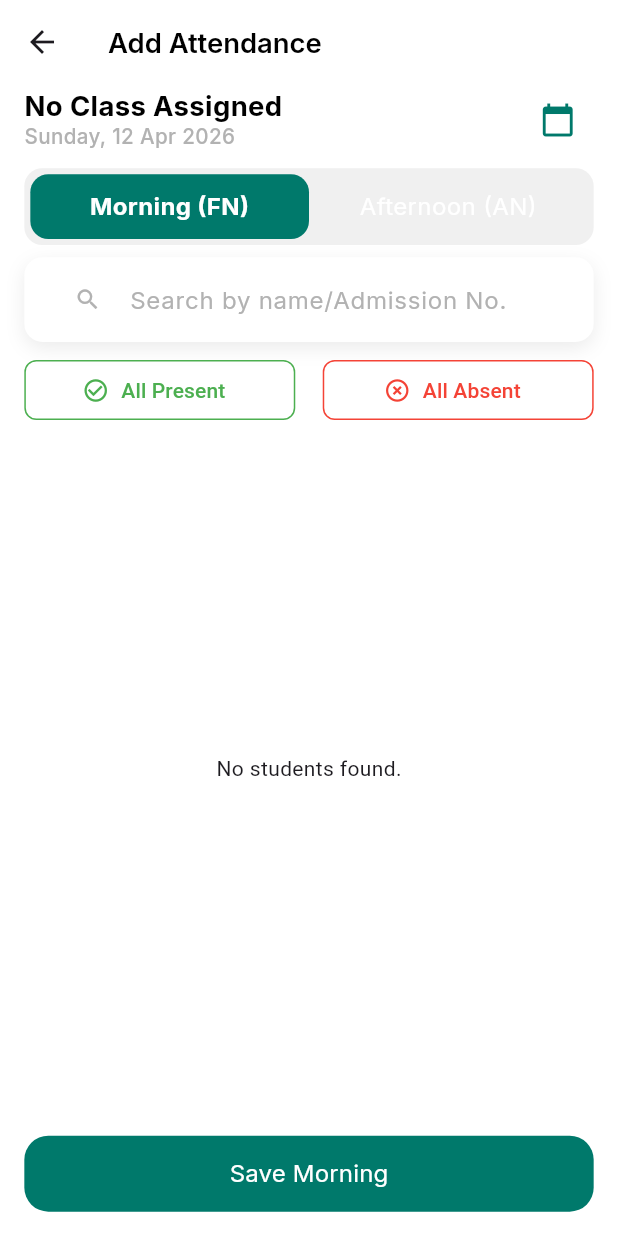
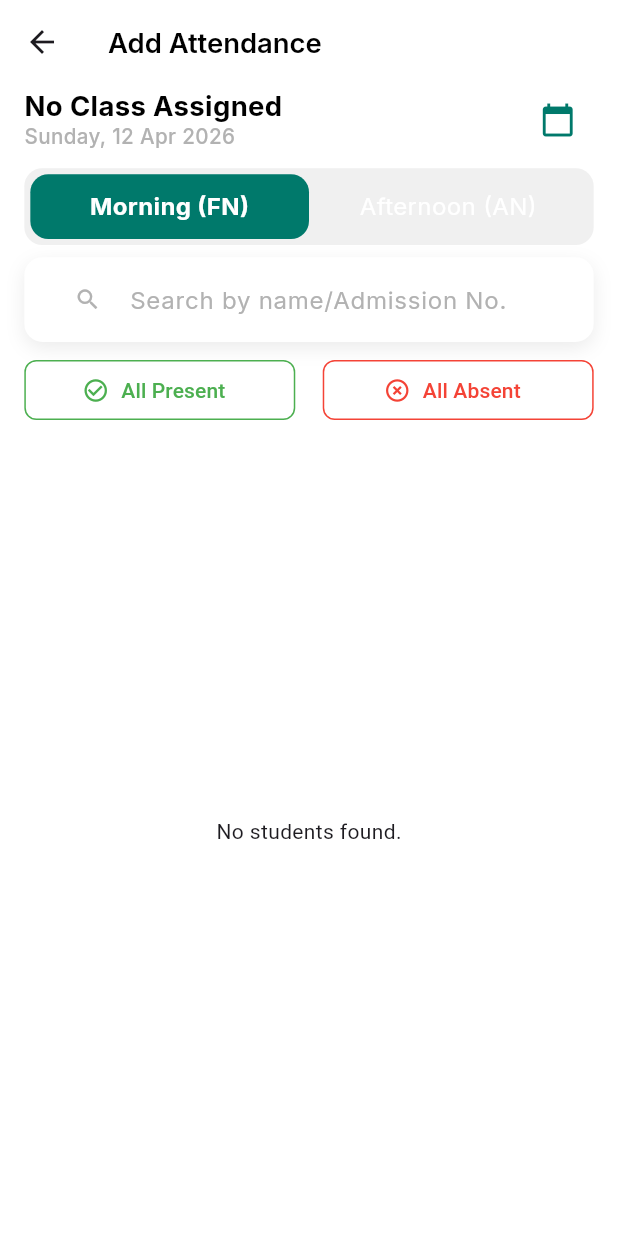
Before and after one commit to Ameenyasircm/metschooldairyapp, a Flutter app: the AttendanceScreen screen opened directly, on a phone screen of 412 x 824 dp. Run offline on Flutter 3.47's test engine with Material 3 defaults, Android fonts, the phone set to English and light mode, and no system bars; our stand-ins replace cloud_firestore, firebase_auth, firebase_core, firebase_database, flutter_screenutil, google_fonts and 2 more; accounts and stored records are empty.

Commit message:
add attendance marking

```diff
--- a/lib/features/modules/teacher/attendance/presentation/provider/attendance_provider.dart
+++ b/lib/features/modules/teacher/attendance/presentation/provider/attendance_provider.dart
@@ -14,6 +14,7 @@ class AttendanceProvider extends ChangeNotifier {
   List<StudentAttendance> _allStudents = [];
   List<StudentAttendance> _filteredStudents = [];
   List<StudentAttendance> get students => _filteredStudents;
+  List<StudentAttendance> get allStudents => _allStudents;
 
   AttendanceSession _selectedSession = AttendanceSession.morning;
   AttendanceSession get selectedSession => _selectedSession;
--- a/lib/features/modules/teacher/attendance/presentation/screens/attendance_screen.dart
+++ b/lib/features/modules/teacher/attendance/presentation/screens/attendance_screen.dart
@@ -408,13 +408,24 @@ class _AttendanceScreenState extends State<AttendanceScreen> {
   Widget _buildSaveButton() {
     return Consumer<AttendanceProvider>(
       builder: (context, provider, _) {
-        return Container(
+        return provider.students.isEmpty?
+            SizedBox.shrink():
+          Container(
           padding: AppPadding.pM,
           child: SizedBox(
             width: double.infinity,
             height: 50.h,
             child: ElevatedButton(
-              onPressed: provider.isLoading ? null : () async {
+              onPressed: (provider.isLoading)
+                  ? null
+                  : () async {
+                      // Validation: Check if all students are marked
+                      final hasUnmarked = provider.students.any((s) => s.status == AttendanceStatus.none);
+                      if (hasUnmarked) {
+                        SnackbarService().showError("Please mark attendance for all students before saving.");
+                        return;
+                      }
+
                       try {
                         await provider.saveAttendance();
                         if (mounted) {
@@ -423,13 +434,16 @@ class _AttendanceScreenState extends State<AttendanceScreen> {
                         }
                       } catch (e) {
                         if (mounted) {
-                    SnackbarService().showError(e.toString().replaceAll("Exception: ", ""));
+                          SnackbarService()
+                              .showError(e.toString().replaceAll("Exception: ", ""));
                         }
                       }
                     },
               style: ElevatedButton.styleFrom(
                 backgroundColor: AppColors.primary,
+                disabledBackgroundColor: AppColors.greyB2,
                 foregroundColor: AppColors.white,
+                disabledForegroundColor: AppColors.white,
                 shape: RoundedRectangleBorder(borderRadius: AppRadius.radiusL),
                 elevation: 0,
               ),
@@ -437,6 +451,7 @@ class _AttendanceScreenState extends State<AttendanceScreen> {
                   ? const CustomLoader()
                   : Text(
                      'Save ${provider.selectedSession == AttendanceSession.morning ? 'Morning' : 'Afternoon'}',
+
                       style: AppTypography.body2.copyWith(color: AppColors.white),
                     ),
             ),
```
Lines whose indentation alone changed are shown as unchanged.
